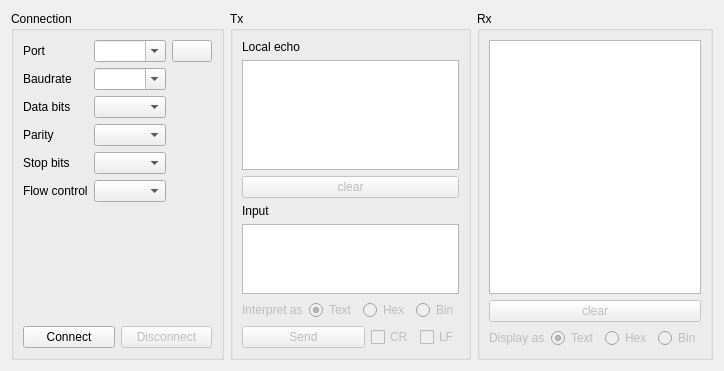
The window that src/scpspt.ui (HorstBaerbel/scpspt) describes before a commit, drawn with Qt 5.
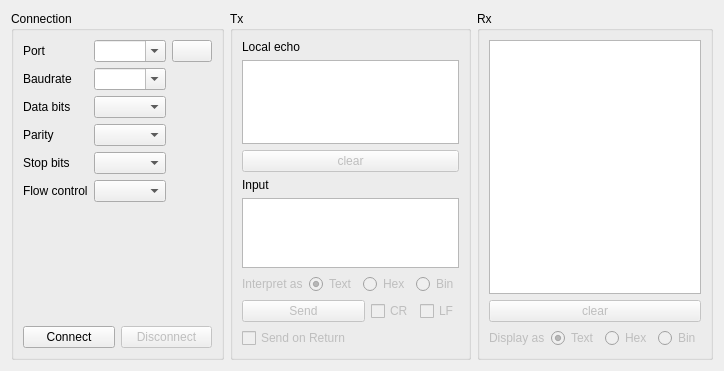
The same window after the commit. Icons and pictures are not drawn.

Commit message: Add option to send input when return is pressed

Diff of the .ui file:
```diff
--- a/src/scpspt.ui
+++ b/src/scpspt.ui
@@ -6,7 +6,7 @@
    <rect>
     <x>0</x>
     <y>0</y>
-    <width>653</width>
+    <width>677</width>
     <height>371</height>
    </rect>
   </property>
@@ -260,8 +260,8 @@
        </layout>
       </item>
       <item>
-       <layout class="QHBoxLayout" name="horizontalLayout_2" stretch="1,0,0">
-        <item>
+       <layout class="QGridLayout" name="gridLayout_2" columnstretch="1,0,0">
+        <item row="0" column="0">
          <widget class="QPushButton" name="pushButtonSend">
           <property name="enabled">
            <bool>false</bool>
@@ -271,20 +271,7 @@
           </property>
          </widget>
         </item>
-        <item>
-         <widget class="QCheckBox" name="cbSendCR">
-          <property name="enabled">
-           <bool>false</bool>
-          </property>
-          <property name="toolTip">
-           <string>Append carriage return character (0x0D) to input text</string>
-          </property>
-          <property name="text">
-           <string>CR</string>
-          </property>
-         </widget>
-        </item>
-        <item>
+        <item row="0" column="2">
          <widget class="QCheckBox" name="cbSendLF">
           <property name="enabled">
            <bool>false</bool>
@@ -297,6 +284,29 @@
           </property>
          </widget>
         </item>
+        <item row="0" column="1">
+         <widget class="QCheckBox" name="cbSendCR">
+          <property name="enabled">
+           <bool>false</bool>
+          </property>
+          <property name="toolTip">
+           <string>Append carriage return character (0x0D) to input text</string>
+          </property>
+          <property name="text">
+           <string>CR</string>
+          </property>
+         </widget>
+        </item>
+        <item row="1" column="0">
+         <widget class="QCheckBox" name="cbSendOnReturn">
+          <property name="enabled">
+           <bool>false</bool>
+          </property>
+          <property name="text">
+           <string>Send on Return</string>
+          </property>
+         </widget>
+        </item>
        </layout>
       </item>
      </layout>
```
The commit also changes 1 other file.
